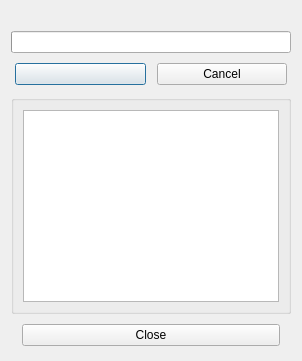
Before: the Qt Designer form source/progressdialog.ui in pionere/d1-graphics-tool, drawn with Qt 5.
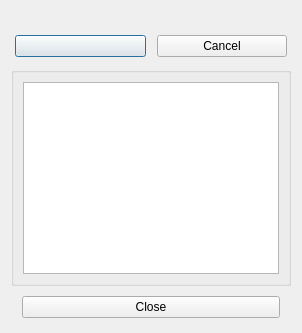
After: the same form once the commit is applied.

```diff
--- a/source/progressdialog.ui
+++ b/source/progressdialog.ui
@@ -13,9 +13,6 @@
      </property>
     </widget>
    </item>
-   <item>
-    <widget class="QProgressBar" name="progressBar"/>
-   </item>
    <item>
     <widget class="QWidget" name="progressButtonsWidget_1" native="true">
      <layout class="QHBoxLayout" name="horizontalLayout_2">
```
